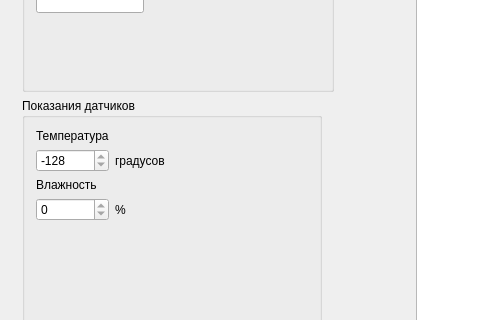
Old version of the form mainwindow.ui in the repository PowerOleg/Qt_can; both pictures show x 0 to 480 and y 159 to 479 of the 803 by 672 pixel window.
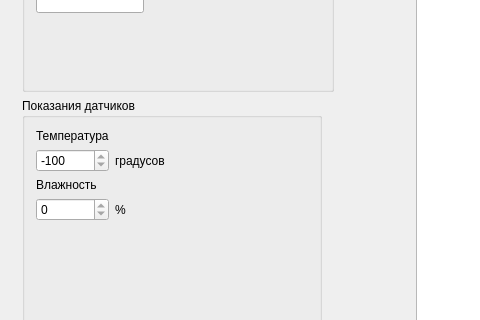
New version of the form. Icons and pictures are not drawn.

```diff
--- a/mainwindow.ui
+++ b/mainwindow.ui
@@ -137,13 +137,13 @@
              <bool>true</bool>
             </property>
             <property name="minimum">
-             <number>-128</number>
+             <number>-100</number>
             </property>
             <property name="maximum">
-             <number>127</number>
+             <number>100</number>
             </property>
             <property name="value">
-             <number>-128</number>
+             <number>-100</number>
             </property>
            </widget>
           </item>
```
Left out of the diff: 2 changed lines with no effect on the pictures.
